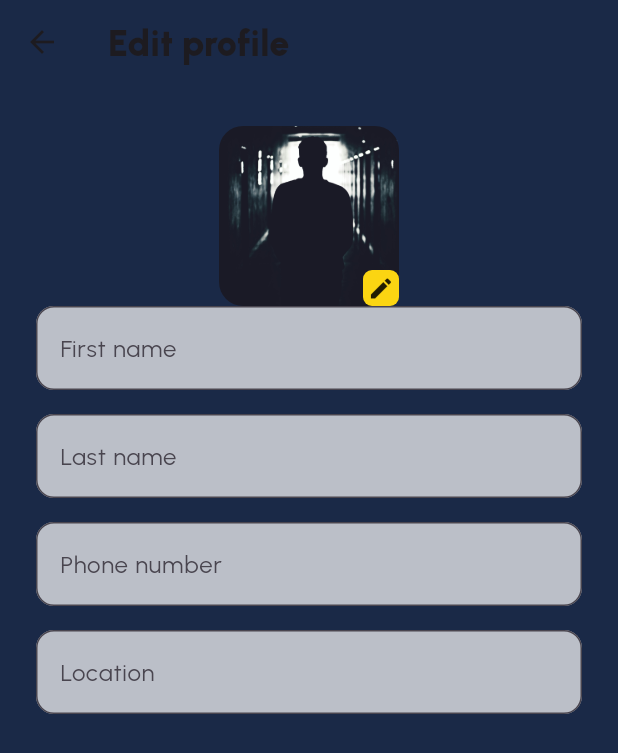
After one commit to kagz-01/first_app, a Flutter app: the EditProfilePage screen opened by its route, on a phone screen of 412 x 824 dp. The commit adds this screen. Shown: the top 753 px of the screen. Run offline on Flutter 3.47's test engine with Material 3 defaults, Android fonts, the phone set to English and light mode, and no system bars; our stand-ins replace flutter_svg.

Commit message:
small change

```diff
--- /dev/null
+++ b/lib/Pages/edit_profile_page.dart
@@ -0,0 +1,56 @@
+import 'package:first_app/components/app_text_field.dart';
+import 'package:first_app/components/tool_bar.dart';
+import 'package:first_app/components/user_avatar.dart';
+import 'package:first_app/styles/app_color.dart';
+import 'package:flutter/material.dart';
+
+import '../config/app_strings.dart';
+
+class EditProfilePage extends StatelessWidget {
+  const EditProfilePage({super.key});
+
+  @override
+  Widget build(BuildContext context) {
+    return Scaffold(
+      appBar: ToolBar(title: AppStrings.editProfile),
+      body: Padding(
+        padding: const EdgeInsets.all(24.0),
+        child: Column(
+          children: [
+            Stack(
+              children: [
+                UserAvatar(
+                  size: 120,
+                ),
+                Positioned(bottom: 0,
+                            right: 0,
+                    child: Container(
+                      padding: const EdgeInsets.all(3),
+                      decoration: BoxDecoration(
+                        color: Appcolors.primary,
+                        borderRadius: BorderRadius.all(Radius.circular(6))),
+                        child: Icon(
+                          Icons.edit,
+                          size: 18,)))
+              ],
+            ),
+            AppTextField(hint: 'First name'),
+            SizedBox(
+              height: 16,
+            ),
+            AppTextField(hint: 'Last name'),
+            SizedBox(
+              height: 16,
+            ),
+            AppTextField(hint: 'Phone number'),
+            SizedBox(
+              height: 16,
+            ),
+            AppTextField(hint: 'Location'),
+          ],
+        ),
+      ),
+
+    );
+  }
+}
--- /dev/null
+++ b/lib/components/app_text_field.dart
@@ -0,0 +1,20 @@
+import 'package:flutter/material.dart';
+
+class AppTextField extends StatelessWidget {
+  final String hint;
+  const AppTextField({super.key, required this.hint});
+
+  @override
+  Widget build(BuildContext context) {
+    return TextField(
+      decoration: InputDecoration(
+        hintText: hint,
+        border: const OutlineInputBorder(
+          borderRadius: BorderRadius.all(Radius.circular(12)),
+        ),
+        filled: true,
+        fillColor: Colors.white70,
+      ),
+    );
+  }
+}
--- /dev/null
+++ b/lib/components/user_avatar.dart
@@ -0,0 +1,18 @@
+import 'package:flutter/cupertino.dart';
+
+class UserAvatar extends StatelessWidget {
+  final double size;
+  const UserAvatar({super.key, this.size = 40});
+
+  @override
+  Widget build(BuildContext context) {
+    return  ClipRRect(
+        borderRadius: BorderRadius.all(Radius.circular(16)),
+    child: Image.asset(
+    'assets/Temp/image1.jpg',
+    width: size,
+    height: size,
+    ),
+    );
+  }
+}
--- /dev/null
+++ b/lib/config/app_routes.dart
@@ -0,0 +1,24 @@
+import 'package:first_app/Pages/edit_profile_page.dart';
+
+import '../Pages/home_page.dart';
+import '../Pages/login_page.dart';
+import '../Pages/main_page.dart';
+import '../Pages/profile_page.dart';
+
+class AppRoutes {
+
+  static final pages = {
+    '/': (context) => const LoginPage(),
+    '/home': (context) => HomePage(),
+    '/main': (context) => const MainPage(),
+    '/profile' : (context) => const ProfilePage(),
+    '/edit_profile' : (context) =>const EditProfilePage()
+  };
+
+  static const login = '/';
+  static const home = '/home';
+  static const main = '/main';
+  static const profile = '/profile';
+  static const editProfile = '/edit_profile';
+
+}
--- /dev/null
+++ b/lib/config/app_strings.dart
@@ -0,0 +1,6 @@
+class AppStrings{
+
+  static const editProfile = 'Edit profile';
+  static const profile = 'Profile';
+
+}
```
Also changed, not shown: lib/Pages/login_page.dart (+5 -3 lines), lib/Pages/main.dart (+3 -7 lines), lib/Pages/profile_page.dart (+32 -9 lines), lib/config/app_icons.dart (added, +9 -0 lines), lib/main.dart (deleted, +0 -30 lines).
